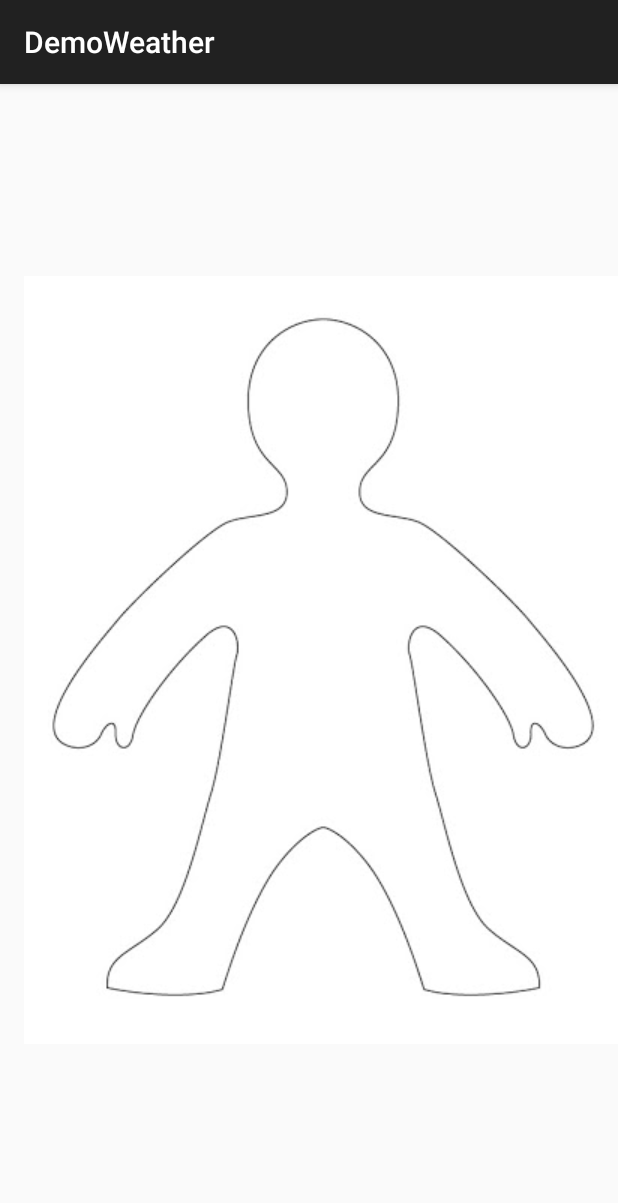
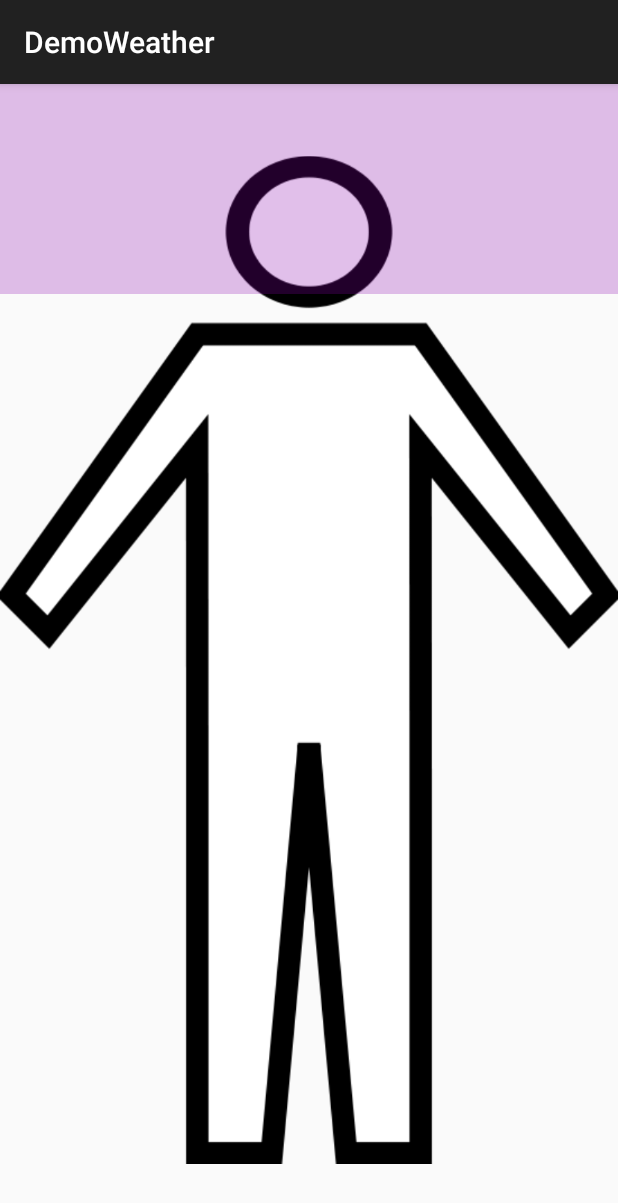
Before and after one commit to ChadAdam/WeatherApp, an Android app: the ClothesActivity screen opened directly, with no data from a screen before it, on a phone screen of 412 x 824 dp. Shown: the top 1203 px of the screen. Run offline under Robolectric (Android 15) with nearby library versions, the phone set to English and light mode, and no system bars.

Commit message:
Experimenting with image

```diff
--- a/app/src/main/res/layout/clothes_activity.xml
+++ b/app/src/main/res/layout/clothes_activity.xml
@@ -12,6 +12,13 @@
         app:layout_constraintGuide_percent="0.5"
         android:layout_width="match_parent"
         android:layout_height="match_parent"/>
+    <FrameLayout
+
+        tools:ignore="MissingConstraints"
+        android:orientation="vertical"
+        android:layout_width="match_parent"
+        android:layout_height="match_parent"
+        android:id="@+id/root_view">
     <ImageView
         android:id="@+id/outline1"
         android:layout_width="wrap_content"
@@ -22,5 +29,15 @@
         app:layout_constraintStart_toStartOf="parent"
         app:layout_constraintTop_toBottomOf="@id/guidline_image_outline"
         app:layout_constraintVertical_bias="0.693"
-        app:srcCompat="@drawable/image_outline" />
+        app:srcCompat="@drawable/fig1" />
+    <TextView
+        app:layout_constraintTop_toBottomOf="parent"
+
+        android:background="#408800AA"
+        android:layout_width="match_parent"
+        android:layout_height="140dp"
+        app:layout_constraintStart_toStartof="parent"
+        app:layout_constraintEnd_toEndof="parent"
+        />
+    </FrameLayout>
 </android.support.constraint.ConstraintLayout>
```
Also changed, not shown: app/src/main/res/drawable/fig1.png (added).
